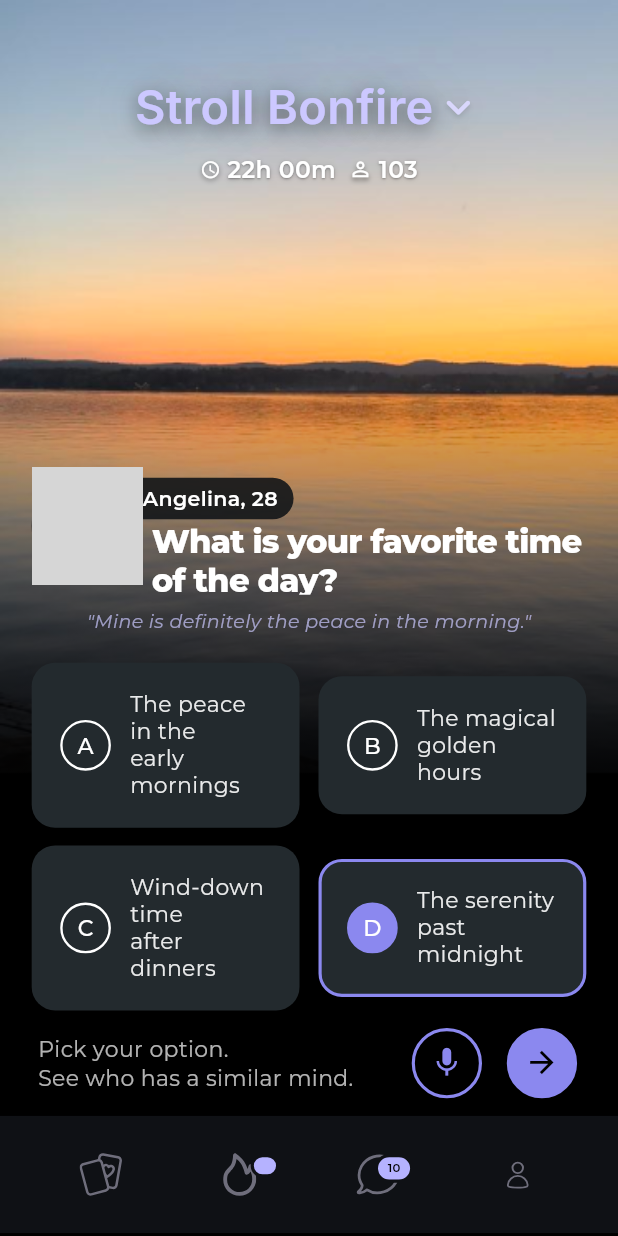
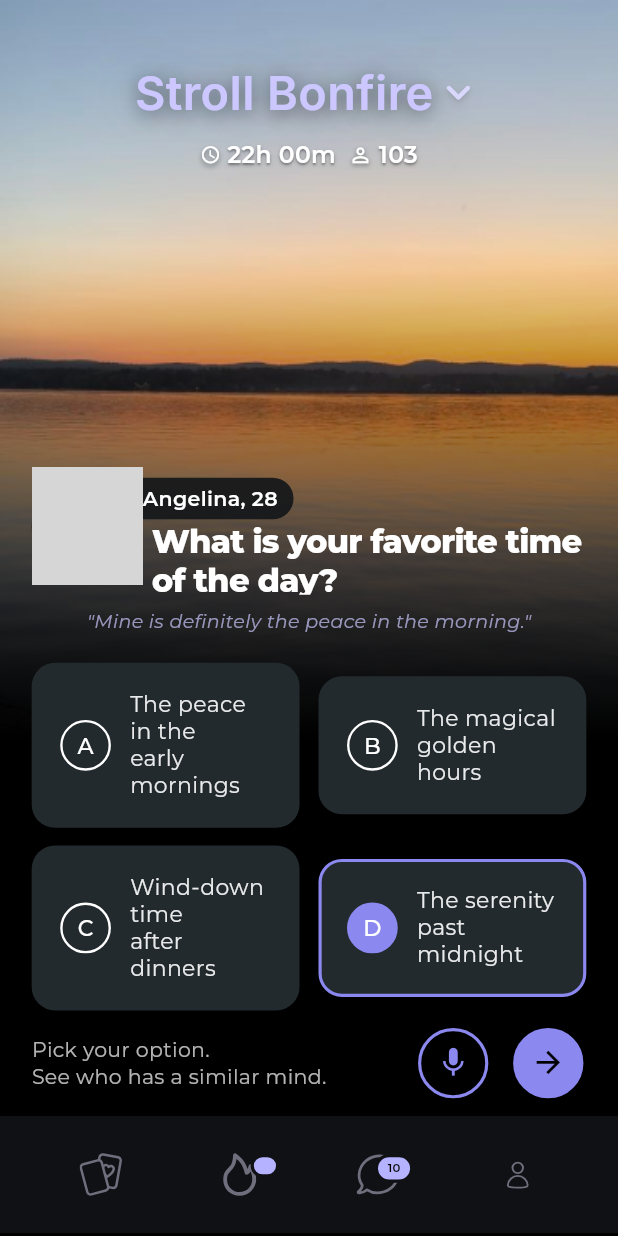
Before and after one commit to ikrishnag/bonfire-ui, a Flutter app: the screen it shows after launch, on a phone screen of 412 x 824 dp. Run offline on Flutter 3.47's test engine with Material 3 defaults, Android fonts, the phone set to English and light mode, and no system bars; our stand-ins replace flutter_screenutil, flutter_svg, google_fonts; grey boxes are pictures that could not be loaded.

Commit message:
feat: refactor HomeScreen layout and extract options section for improved readability

```diff
--- a/lib/presentation/screens/home_screen.dart
+++ b/lib/presentation/screens/home_screen.dart
@@ -28,7 +28,7 @@ class HomeScreen extends StatelessWidget {
                 child: Align(
                   alignment: Alignment.bottomCenter,
                   child: Container(
-                    height: 0.7.sh,
+                    height: 0.8.sh,
                     decoration: BoxDecoration(
                       gradient: LinearGradient(
                         begin: Alignment.center,
@@ -42,49 +42,44 @@ class HomeScreen extends StatelessWidget {
                   ),
                 ),
               ),
-              // Positioned.fill(
-              //   child: Align(
-              //     alignment: Alignment.topCenter,
-              //     child: Container(
-              //       height: 1.1.sh,
-              //       decoration: BoxDecoration(
-              //         gradient: LinearGradient(
-              //           begin: Alignment.topCenter,
-              //           end: Alignment.center,
-              //           colors: [
-              //             Colors.transparent,
-              //             Colors.black45,
-              //           ],
-              //         ),
-              //       ),
-              //     ),
-              //   ),
-              // ),
               Column(
                 children: [
-                  SizedBox(height: 50.h),
+                  SizedBox(height: 40.h),
                   const HeaderTitle(),
                   const Spacer(),
-                  Padding(
+                  buildOptionsSection(),
+                  SizedBox(height: 12.h),
+                  const CustomNavBar(),
+                  SizedBox(height: 2.h),
+                ],
+              ),
+            ],
+          ),
+        ),
+      ),
+    );
+  }
+
+  Widget buildOptionsSection() {
+    return Padding(
       padding: EdgeInsets.symmetric(horizontal: 20.w),
       child: Column(
         children: [
           const ProfileQuestion(),
           const QuestionOptions(),
           SizedBox(height: 12.h),
-                        Container(
-                          padding: EdgeInsets.symmetric(horizontal: 4.w),
-                          child: Row(
+          Row(
             children: [
-                              Text(
+              Expanded(
+                child: Text(
                   'Pick your option.\nSee who has a similar mind.',
                   style: TextStyle(
-                                  fontSize: 15.sp,
+                    fontSize: 14.sp,
                     color: Colors.white70,
                     height: 1.3,
                   ),
                 ),
-                              const Spacer(),
+              ),
               ActionButton(
                 icon: Icons.mic,
                 color: AppColors.purple,
@@ -102,18 +97,7 @@ class HomeScreen extends StatelessWidget {
               ),
             ],
           ),
-                        ),
         ],
-                    ),
-                  ),
-                  SizedBox(height: 12.h),
-                  const CustomNavBar(),
-                  SizedBox(height: 2.h),
-                ],
-              ),
-            ],
-          ),
-        ),
       ),
     );
   }
```
Lines whose indentation alone changed are shown as unchanged.
